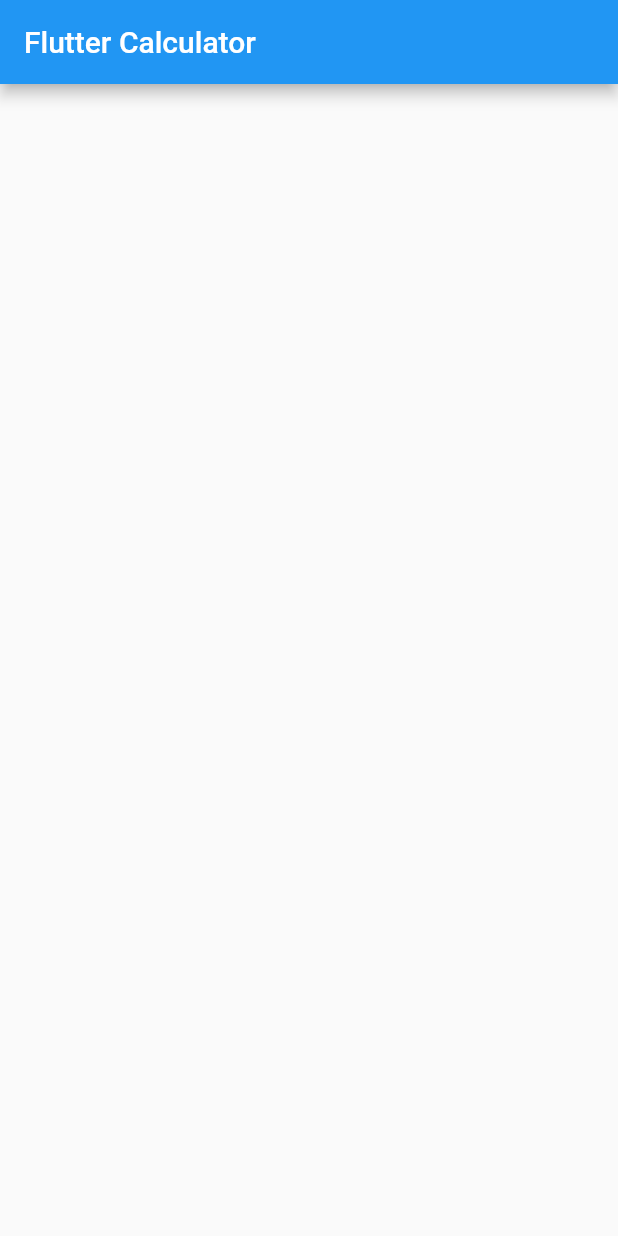
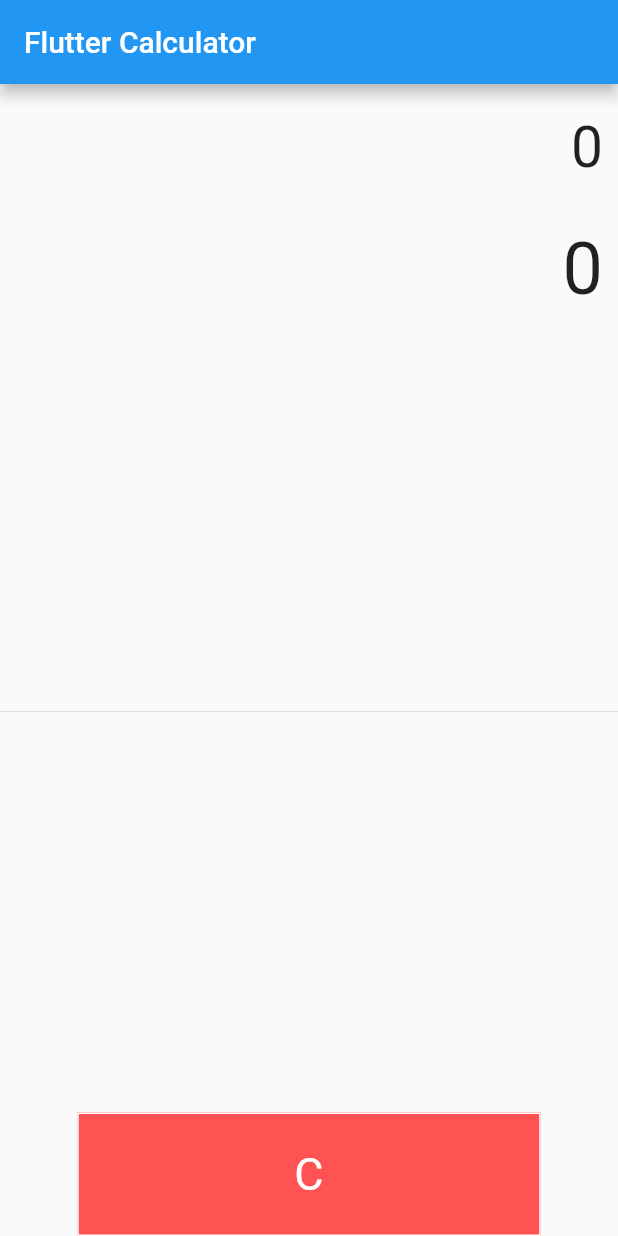
Before and after one commit to darryllaeria/calc_flutter, a Flutter app: the screen it shows after launch, on a phone screen of 412 x 824 dp. Run offline on Flutter 3.47's test engine with Material 2 defaults, Android fonts, the phone set to English and light mode, and no system bars.

Commit message:
Added first button

```diff
--- a/lib/main.dart
+++ b/lib/main.dart
@@ -22,10 +22,79 @@ class CalcHomePage extends StatefulWidget {
 }
 
 class _CalcHomePageState extends State<CalcHomePage> {
-    @override
-    Widget build(BuildContext context) {
-      return Scaffold (
+  Widget buildButton(
+      String buttonText, double buttonHeight, Color buttonColor) {
+    return Container(
+        height: MediaQuery.of(context).size.height * .1 * buttonHeight,
+        color: Colors.redAccent,
+        child: FlatButton(
+            shape: RoundedRectangleBorder(
+                borderRadius: BorderRadius.circular(0.0),
+                side: BorderSide(
+                    color: Colors.white, width: 1, style: BorderStyle.solid)),
+            padding: EdgeInsets.all(16.0),
+            onPressed: null,
+            child: Text(buttonText,
+                style: TextStyle(
+                    fontSize: 30.0,
+                    fontWeight: FontWeight.normal,
+                    color: Colors.white))));
+  }
+
+  @override
+  Widget build(BuildContext context) {
+    return Scaffold(
         appBar: AppBar(title: Text("Flutter Calculator")),
-      );
-    }
+        body: Column(
+          children: <Widget>[
+            Container(
+              alignment: Alignment.centerRight,
+              padding: EdgeInsets.fromLTRB(10, 20, 10, 0),
+              child: Text(
+                "0",
+                style: TextStyle(fontSize: 38.0),
+              ),
+            ),
+            Container(
+              alignment: Alignment.centerRight,
+              padding: EdgeInsets.fromLTRB(10, 30, 10, 0),
+              child: Text(
+                "0",
+                style: TextStyle(fontSize: 48.0),
+              ),
+            ),
+            Expanded(child: Divider()),
+            Row(
+              mainAxisAlignment: MainAxisAlignment.center,
+              children: <Widget>[
+                Container(
+                    width: MediaQuery.of(context).size.width * .75,
+                    child: Table(
+                      children: [
+                        TableRow(children: [
+                          Container(
+                              height: MediaQuery.of(context).size.height * .1,
+                              color: Colors.redAccent,
+                              child: FlatButton(
+                                  shape: RoundedRectangleBorder(
+                                      borderRadius: BorderRadius.circular(0.0),
+                                      side: BorderSide(
+                                          color: Colors.white,
+                                          width: 1,
+                                          style: BorderStyle.solid)),
+                                  padding: EdgeInsets.all(16.0),
+                                  onPressed: null,
+                                  child: Text("C",
+                                      style: TextStyle(
+                                          fontSize: 30.0,
+                                          fontWeight: FontWeight.normal,
+                                          color: Colors.white))))
+                        ])
+                      ],
+                    )),
+              ],
+            ),
+          ],
+        ));
+  }
 }
```
